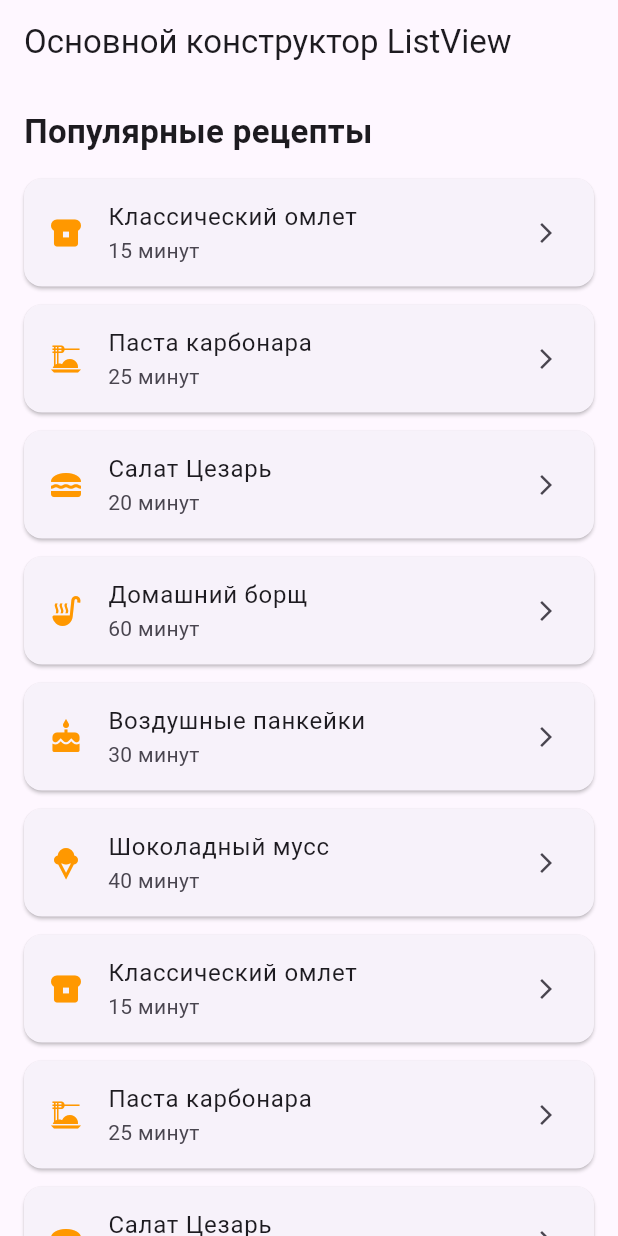
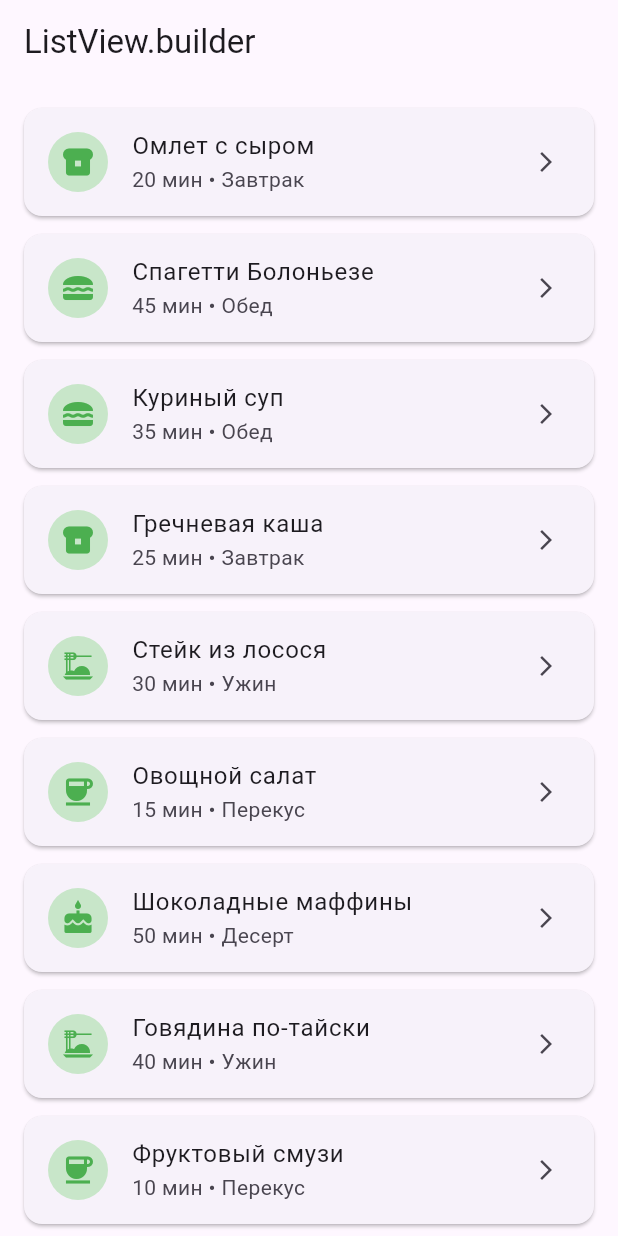
Before and after one commit to verniiiii/flutter4, a Flutter app: the screen it shows after launch, on a phone screen of 412 x 824 dp. Run offline on Flutter 3.47's test engine with Material 3 defaults, Android fonts, the phone set to English and light mode, and no system bars.

Commit message:
ListView.builder

```diff
--- a/lib/main.dart
+++ b/lib/main.dart
@@ -12,56 +12,74 @@ class MyApp extends StatelessWidget {
     return MaterialApp(
       title: 'Кулинарная книга',
       theme: ThemeData(
-        primarySwatch: Colors.orange,
+        primarySwatch: Colors.green,
       ),
-      home: const RecipeListBasic(),
+      home: const RecipeListBuilder(),
     );
   }
 }
 
-class RecipeListBasic extends StatelessWidget {
-  const RecipeListBasic({super.key});
+class RecipeListBuilder extends StatelessWidget {
+  const RecipeListBuilder({super.key});
+
+  final List<Map<String, dynamic>> recipes = const [
+    {'title': 'Омлет с сыром', 'time': '20 мин', 'type': 'Завтрак'},
+    {'title': 'Спагетти Болоньезе', 'time': '45 мин', 'type': 'Обед'},
+    {'title': 'Куриный суп', 'time': '35 мин', 'type': 'Обед'},
+    {'title': 'Гречневая каша', 'time': '25 мин', 'type': 'Завтрак'},
+    {'title': 'Стейк из лосося', 'time': '30 мин', 'type': 'Ужин'},
+    {'title': 'Овощной салат', 'time': '15 мин', 'type': 'Перекус'},
+    {'title': 'Шоколадные маффины', 'time': '50 мин', 'type': 'Десерт'},
+    {'title': 'Говядина по-тайски', 'time': '40 мин', 'type': 'Ужин'},
+    {'title': 'Фруктовый смузи', 'time': '10 мин', 'type': 'Перекус'},
+    {'title': 'Тирамису', 'time': '90 мин', 'type': 'Десерт'},
+  ];
 
   @override
   Widget build(BuildContext context) {
     return Scaffold(
       appBar: AppBar(
-        title: const Text('Основной конструктор ListView'),
+        title: const Text('ListView.builder'),
       ),
-      body: ListView(
+      body: ListView.builder(
         padding: const EdgeInsets.all(16.0),
-        children: <Widget>[
-          const Text(
-            'Популярные рецепты',
-            style: TextStyle(fontSize: 22, fontWeight: FontWeight.bold),
-          ),
-          const SizedBox(height: 16),
-          _buildRecipeCard('Классический омлет', '15 минут', Icons.breakfast_dining),
-          _buildRecipeCard('Паста карбонара', '25 минут', Icons.dinner_dining),
-          _buildRecipeCard('Салат Цезарь', '20 минут', Icons.lunch_dining),
-          _buildRecipeCard('Домашний борщ', '60 минут', Icons.soup_kitchen),
-          _buildRecipeCard('Воздушные панкейки', '30 минут', Icons.cake),
-          _buildRecipeCard('Шоколадный мусс', '40 минут', Icons.icecream),
-          _buildRecipeCard('Классический омлет', '15 минут', Icons.breakfast_dining),
-          _buildRecipeCard('Паста карбонара', '25 минут', Icons.dinner_dining),
-          _buildRecipeCard('Салат Цезарь', '20 минут', Icons.lunch_dining),
-          _buildRecipeCard('Домашний борщ', '60 минут', Icons.soup_kitchen),
-          _buildRecipeCard('Воздушные панкейки', '30 минут', Icons.cake),
-          _buildRecipeCard('Шоколадный мусс', '40 минут', Icons.icecream),
-        ],
+        itemCount: recipes.length,
+        itemBuilder: (context, index) {
+          final recipe = recipes[index];
+          return Card(
+            margin: const EdgeInsets.only(bottom: 12),
+            child: ListTile(
+              leading: CircleAvatar(
+                backgroundColor: Colors.green[100],
+                child: Icon(
+                  _getIconForType(recipe['type']),
+                  color: Colors.green,
+                ),
+              ),
+              title: Text(recipe['title']),
+              subtitle: Text('${recipe['time']} • ${recipe['type']}'),
+              trailing: const Icon(Icons.arrow_forward_ios, size: 16),
+            ),
+          );
+        },
       ),
     );
   }
 
-  Widget _buildRecipeCard(String title, String time, IconData icon) {
-    return Card(
-      margin: const EdgeInsets.only(bottom: 12),
-      child: ListTile(
-        leading: Icon(icon, color: Colors.orange),
-        title: Text(title),
-        subtitle: Text(time),
-        trailing: const Icon(Icons.arrow_forward_ios, size: 16),
-      ),
-    );
+  IconData _getIconForType(String type) {
+    switch (type) {
+      case 'Завтрак':
+        return Icons.breakfast_dining;
+      case 'Обед':
+        return Icons.lunch_dining;
+      case 'Ужин':
+        return Icons.dinner_dining;
+      case 'Десерт':
+        return Icons.cake;
+      case 'Перекус':
+        return Icons.coffee;
+      default:
+        return Icons.restaurant;
+    }
   }
 }
```
